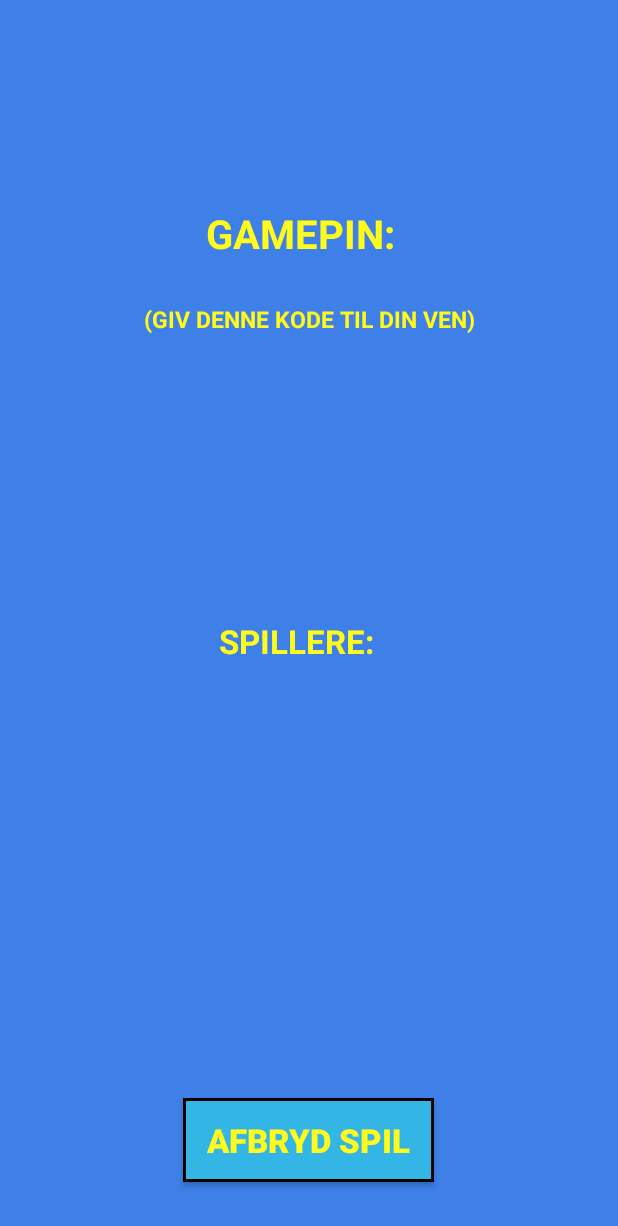
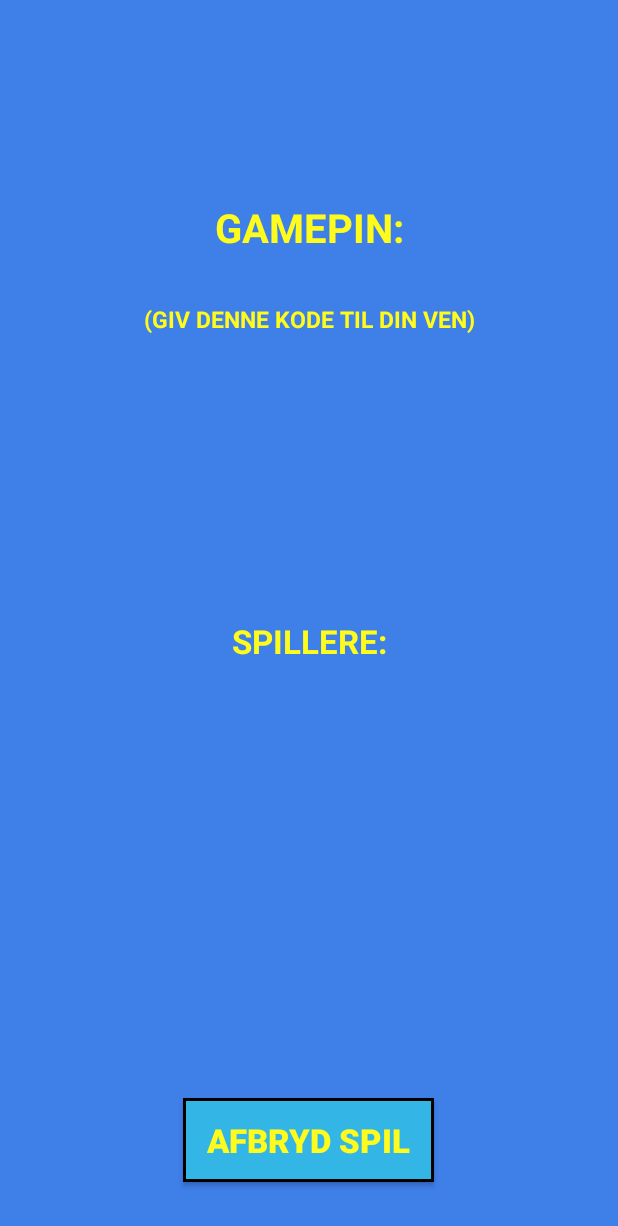
Before and after one commit to FrederikFrost/SlagShots, an Android app: the layout content_new_game.xml on its own in the app's theme, with its tools: preview values and no code run, on a phone screen of 412 x 824 dp. Shown: the top 1226 px of the screen. Run offline under Robolectric (Android 15) with nearby library versions, the phone set to English and light mode, and no system bars.

Commit message:
minor changes

```diff
--- a/app/src/main/java/com/example/bruger/slagshots/GameActivity.java
+++ b/app/src/main/java/com/example/bruger/slagshots/GameActivity.java
@@ -154,8 +154,8 @@ public class GameActivity extends AppCompatActivity {
         if (!bothConnected) {
             progressDialog = new ProgressDialog(this);
             // Setting Title
-            progressDialog.setTitle("Title");
-            progressDialog.setMessage("Waiting for the other player...");
+            progressDialog.setTitle("");
+            progressDialog.setMessage("Venter på din modstander...");
             progressDialog.setProgressStyle(ProgressDialog.STYLE_HORIZONTAL);
             progressDialog.setProgressStyle(ProgressDialog.STYLE_SPINNER);
             progressDialog.setCancelable(false);
@@ -533,7 +533,6 @@ public class GameActivity extends AppCompatActivity {
             return;
         }
 
-
         /*if(!gameDone && mGameroom.child("PlayerLeftGame").getKey().equals("FALSE")){
             gameDone = true;
             mGameroom.child("PlayerLeftGame").setValue("TRUE");
--- a/app/src/main/res/layout/content_new_game.xml
+++ b/app/src/main/res/layout/content_new_game.xml
@@ -34,13 +34,14 @@
 
     <TextView
         android:id="@+id/textView"
-        android:layout_width="137dp"
-        android:layout_height="49dp"
+        android:layout_width="196dp"
+        android:layout_height="58dp"
         android:layout_marginStart="137dp"
         android:layout_marginTop="91dp"
         android:layout_marginEnd="137dp"
         android:layout_marginBottom="591dp"
         android:text="@string/title_activity_gamepin"
+        android:textAlignment="center"
         android:textColor="#fffb1c"
         android:textSize="12pt"
         android:textStyle="bold"
@@ -63,6 +64,7 @@
         android:textColor="#fffb1c"
         android:textSize="10pt"
         android:textStyle="bold"
+        android:textAlignment="center"
         app:layout_constraintBottom_toBottomOf="parent"
         app:layout_constraintEnd_toEndOf="parent"
         app:layout_constraintStart_toStartOf="parent"
@@ -74,8 +76,8 @@
 
     <TextView
         android:id="@+id/textView2"
-        android:layout_width="196dp"
-        android:layout_height="100dp"
+        android:layout_width="276dp"
+        android:layout_height="113dp"
         android:layout_marginStart="108dp"
         android:layout_marginTop="428dp"
         android:layout_marginEnd="107dp"
@@ -83,6 +85,7 @@
         android:textColor="#fffb1c"
         android:textSize="9pt"
         android:textStyle="bold"
+        android:textAlignment="center"
         app:layout_constraintBottom_toBottomOf="parent"
         app:layout_constraintEnd_toEndOf="parent"
         app:layout_constraintStart_toStartOf="parent"
```
